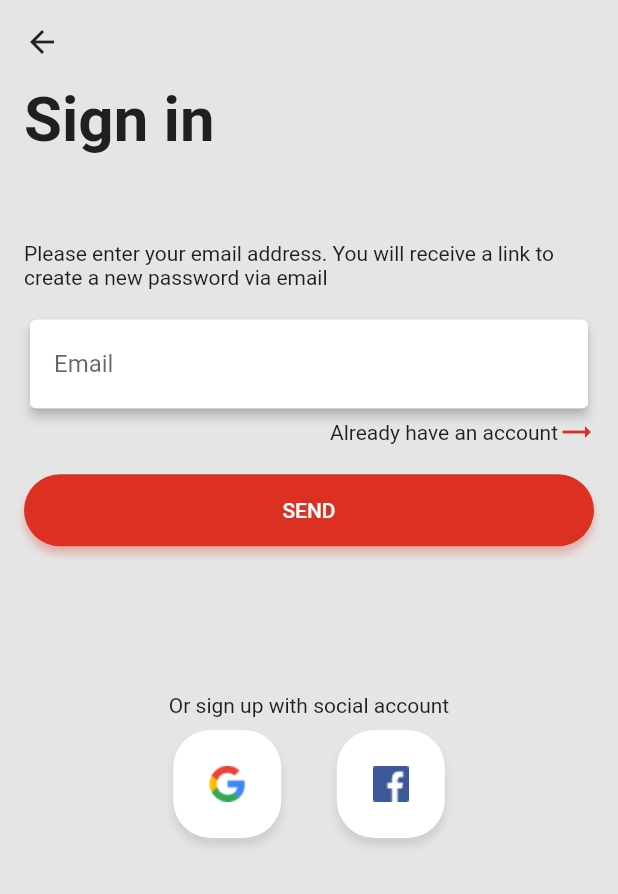
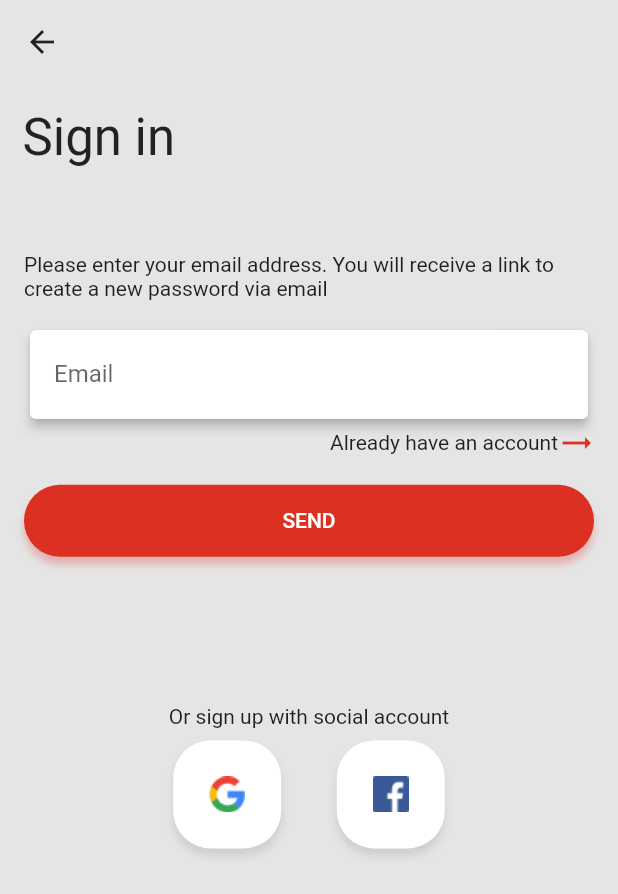
Before and after one commit to 4seer/openflutterecommerceapp, a Flutter app: the ForgetPasswordScreen screen opened by its route, on a phone screen of 412 x 824 dp. Shown: the top 894 px of the screen. Run offline on Flutter 3.47's test engine with Material 2 defaults, Android fonts, the phone set to English and light mode, and no system bars; our stand-ins replace bloc, equatable, flutter_bloc, flutter_svg.

Commit message:
Replaced OpenFlutterTitle with OpenBlockHEader

```diff
--- a/lib/screens/signin/forget_password_screen.dart
+++ b/lib/screens/signin/forget_password_screen.dart
@@ -50,7 +50,7 @@ class _ForgetPasswordScreenState extends State<ForgetPasswordScreen> {
               child: Column(
                 crossAxisAlignment: CrossAxisAlignment.start,
                 children: <Widget>[
-                  OpenFlutterTitle("Sign in"),
+                  OpenFlutterBlockHeader(title: "Sign in", width: width),
                   SizedBox(
                     height: sizeBetween,
                   ),
--- a/lib/screens/signin/signin_screen.dart
+++ b/lib/screens/signin/signin_screen.dart
@@ -50,7 +50,7 @@ class _SignInScreenState extends State<SignInScreen> {
             child: Column(
               crossAxisAlignment: CrossAxisAlignment.start,
               children: <Widget>[
-                OpenFlutterTitle("Sign in"),
+                OpenFlutterBlockHeader(title: "Sign in", width: width),
                 SizedBox(
                   height: sizeBetween,
                 ),
--- a/lib/screens/signin/signup_screen.dart
+++ b/lib/screens/signin/signup_screen.dart
@@ -51,7 +51,7 @@ class _SignUpScreenState extends State<SignUpScreen> {
             child: Column(
               crossAxisAlignment: CrossAxisAlignment.start,
               children: <Widget>[
-                OpenFlutterTitle("Sign up"),
+                OpenFlutterBlockHeader(title: "Sign up", width: width),
                 SizedBox(
                   height: sizeBetween,
                 ),
--- a/lib/widgets/title.dart
+++ /dev/null
@@ -1,21 +0,0 @@
-import 'package:flutter/material.dart';
-
-class OpenFlutterTitle extends StatelessWidget {
-  final String text;
-
-  const OpenFlutterTitle(
-    this.text, {
-    Key key,
-  }) : super(key: key);
-
-  @override
-  Widget build(BuildContext context) {
-    double width = MediaQuery.of(context).size.width;
-    return Padding(
-        padding: EdgeInsets.symmetric(horizontal: 16.0),
-        child: Text(
-          text,
-          style: TextStyle(fontWeight: FontWeight.bold, fontSize: width / 10),
-        ));
-  }
-}
```
